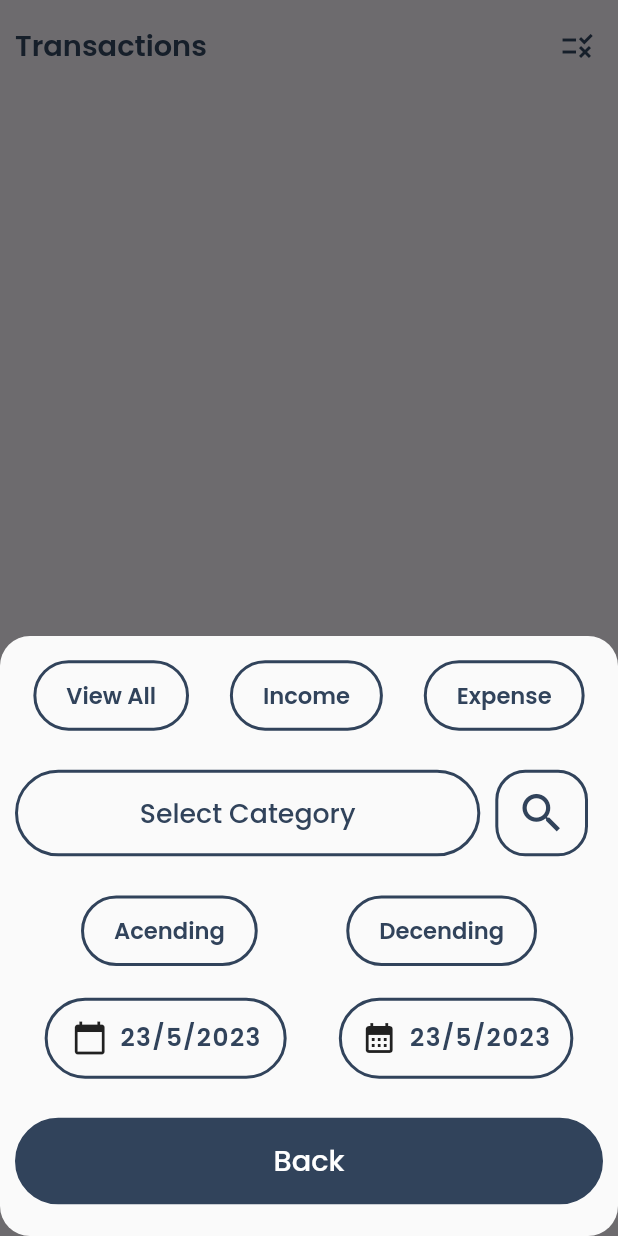
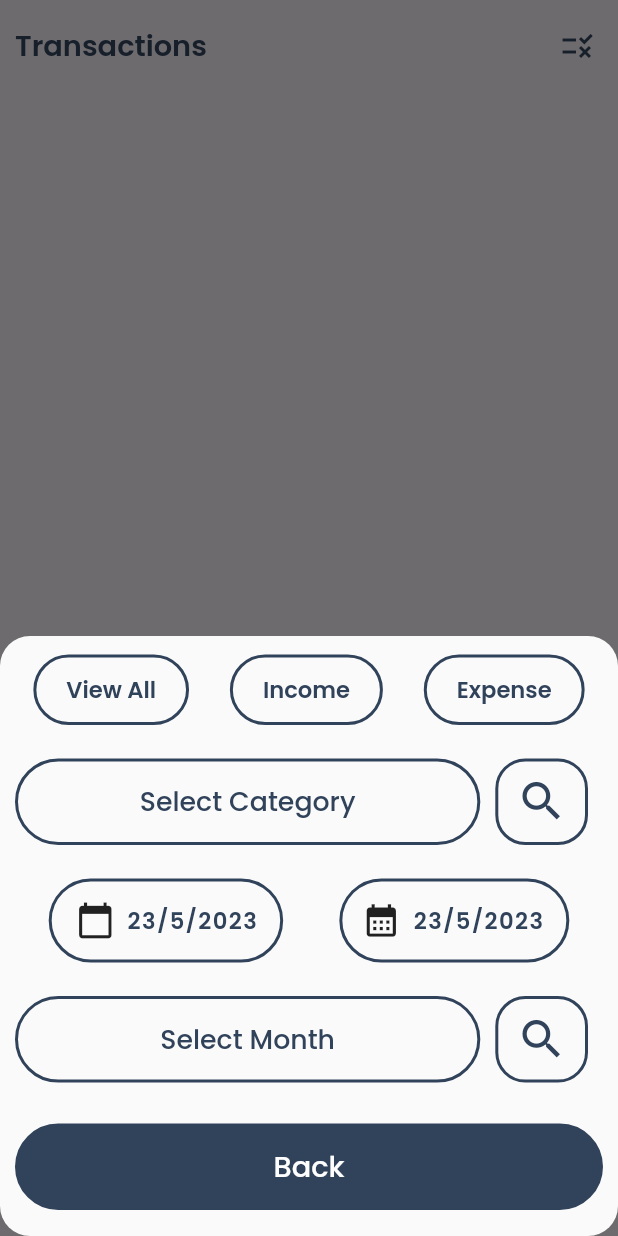
Before and after one commit to theAkHilsarkar18/income_expense_app, a Flutter app: the TransactionScreen screen opened by its route, after a tap on the "rule" icon, on a phone screen of 412 x 824 dp. Run offline on Flutter 3.47's test engine with Material 2 defaults, Android fonts, the phone set to English and light mode, and no system bars; our stand-ins replace get, google_fonts, shared_preferences, sizer, sqflite; missing offline and left inert: draw_graph; accounts and stored records are empty.

Commit message:
23-05-2023

```diff
--- a/lib/screen/home/stateless/balancecard.dart
+++ b/lib/screen/home/stateless/balancecard.dart
@@ -44,7 +44,7 @@ class BalanceCardHomescreen extends StatelessWidget {
                   color: Colors.white, fontSize: 12.sp, letterSpacing: 1)),
           Obx(
             () => Text(
-                '\$ ${transactionController.totalIncomeList[0]['SUM(amount)'] - transactionController.totalExpanseList[0]['SUM(amount)']}.00',
+                transactionController.totalIncomeList.isEmpty && transactionController.totalIncomeList.isEmpty?"0":'\$ ${transactionController.totalIncomeList[0]['SUM(amount)'] - transactionController.totalExpanseList[0]['SUM(amount)']}.00',
                 style: GoogleFonts.overpass(
                     color: Colors.white,
                     fontSize: 20.sp,
@@ -83,7 +83,7 @@ class BalanceCardHomescreen extends StatelessWidget {
                       ),
                       Obx(
                         () => Text(
-                            '${transactionController.totalExpanseList[0]['SUM(amount)']==null?zero:transactionController.totalExpanseList[0]['SUM(amount)']}.0',
+                            '${transactionController.totalExpanseList.isEmpty?zero:transactionController.totalExpanseList[0]['SUM(amount)']}.0',
                             style: GoogleFonts.overpass(
                                 color: Colors.white,
                                 fontSize: 12.sp,
@@ -122,7 +122,7 @@ class BalanceCardHomescreen extends StatelessWidget {
                       ),
                       Obx(
                         () => Text(
-                            '${transactionController.totalIncomeList[0]['SUM(amount)']==null?zero:transactionController.totalIncomeList[0]['SUM(amount)']}.0',
+                            '${transactionController.totalIncomeList.isEmpty?zero:transactionController.totalIncomeList[0]['SUM(amount)']}.0',
                             style: GoogleFonts.overpass(
                                 color: Colors.white,
                                 fontSize: 12.sp,
--- a/lib/screen/home/stateless/listview.dart
+++ b/lib/screen/home/stateless/listview.dart
@@ -25,6 +25,8 @@ class ListViewHomescreen extends StatelessWidget {
               onDoubleTap: () {
                 int id = transactionController.transactionList[index]['id'];
                 transactionController.deleteTransaction(id);
+                // transactionController.totalIncome();
+                // transactionController.totalExpanse();
               },
               child: transactionBox(
                 transactionController.transactionList[index]['category'],
--- a/lib/screen/insertscreen/controller/insertcontroller.dart
+++ b/lib/screen/insertscreen/controller/insertcontroller.dart
@@ -57,7 +57,6 @@ class InsertController extends GetxController {
   ].obs;
 
   RxList<Color> categoryColorList = <Color>[
-    Colors.amber,
     Colors.teal,
     Colors.red,
     Colors.blueAccent,
@@ -70,6 +69,7 @@ class InsertController extends GetxController {
     Colors.cyan,
     Colors.lightBlue,
     Colors.brown,
+    Colors.amber,
   ].obs;
 
   // transaction list
--- a/lib/screen/insertscreen/view/insertscreen.dart
+++ b/lib/screen/insertscreen/view/insertscreen.dart
@@ -179,14 +179,13 @@ class _InsertscreenState extends State<Insertscreen> {
                     String category = insertController.categoryNameList[insertController.categoryIndex.value];
                     String paytype = insertController.paytypeNameList[insertController.paytypeIndex.value];
                     String note = txtNote.text;
-                    String date = '${insertController.pickeddate.value!.day}/${insertController.pickeddate.value!.month}/${insertController.pickeddate.value!.year}';
+                    String date = '${insertController.pickeddate.value!.year}-${insertController.pickeddate.value!.month}-${insertController.pickeddate.value!.day}';
                     String time = '${insertController.pickedTime.value!.hour} : ${insertController.pickedTime.value!.minute} ${insertController.pickedTime.value!.hour >= 0 && insertController.pickedTime.value!.hour <= 12 ? 'AM' : 'PM'}';
                     int amount = int.parse(txtAmount.text);
                     String image = insertController.categoryImageList[insertController.categoryIndex.value];
-                    print('${image}============image of category');
-                    print('${insertController.categoryIndex.value}============image of category');
+                    int month = insertController.pickeddate.value!.month;
                     DatabaseHelper databaseHelper = DatabaseHelper();
-                    databaseHelper.insertDatabase(category: category, note: note, date: date, time: time, status: insertController.status.value==true?1:0, amount: amount,paytype: paytype,image: image);
+                    databaseHelper.insertDatabase(category: category, note: note, date: date, time: time, status: insertController.status.value==true?1:0, amount: amount,paytype: paytype,image: image,month: month);
                     insertController.categorySelected.value = false;
                     insertController.categoryIndex.value = 0;
                     transactionController.readTransaction();
--- a/lib/screen/transactionscreen/controller/transaction_controller.dart
+++ b/lib/screen/transactionscreen/controller/transaction_controller.dart
@@ -35,18 +35,6 @@ class TransactionController extends GetxController
     print('--------------');
   }
 
-  // decending data base
-  Future<void> readDecending()
-  async {
-    DatabaseHelper databaseHelper = DatabaseHelper();
-    transactionList.value = await databaseHelper.decendingDatabase();
-  }
-  // acending
-  Future<void> readAcending()
-  async {
-    DatabaseHelper databaseHelper = DatabaseHelper();
-    transactionList.value = await databaseHelper.acendingDatabase();
-  }
 
   //TODO MASTER FILTER
   // master filter
@@ -96,12 +84,51 @@ class TransactionController extends GetxController
     DatabaseHelper databaseHelper = DatabaseHelper();
     totalExpanseList.value = await databaseHelper.totalExpanse();
     print("${totalExpanseList[0]['SUM(amount)']}------------------expanse--------------------");
-    int income = totalIncomeList[0]['SUM(amount)'];
+    // int income = totalIncomeList[0]['SUM(amount)'];
+  }
 
+  // month filter
+  Future<void> monthFilter(int month)
+  async {
+    DatabaseHelper databaseHelper = DatabaseHelper();
+    transactionList.value = await databaseHelper.monthFilter(month);
+    print(transactionList);
   }
 
 
 
+//TODO--------------------------------------------Find category filter initialization---------------------------------------------------------------------------------------------------------------
+
+  RxBool monthSelected = false.obs;
+  RxInt monthIndex = 0.obs;
+  List monthList = [
+    "January",
+    "February",
+    "March",
+    "April",
+    "May",
+    "June",
+    "July",
+    "August",
+    "September",
+    "October",
+    "November",
+    "December",
+  ];
+  List monthLetterList = [
+    "Jan",
+    "Feb",
+    "Mar",
+    "Apr",
+    "May",
+    "Jun",
+    "Jul",
+    "Aug",
+    "Sep",
+    "Oct",
+    "Nov",
+    "Dec",
+  ];
 
   //TODO--------------------------------------------Find category filter initialization---------------------------------------------------------------------------------------------------------------
 
--- a/lib/screen/transactionscreen/stateless/bottomsheetTransaction.dart
+++ b/lib/screen/transactionscreen/stateless/bottomsheetTransaction.dart
@@ -3,6 +3,7 @@ import 'package:get/get.dart';
 import 'package:google_fonts/google_fonts.dart';
 import 'package:income_expense_app/screen/transactionscreen/controller/transaction_controller.dart';
 import 'package:income_expense_app/screen/transactionscreen/stateless/findcategory.dart';
+import 'package:income_expense_app/screen/transactionscreen/stateless/monthsheet.dart';
 import 'package:income_expense_app/screen/transactionscreen/stateless/updatedialouge.dart';
 import 'package:sizer/sizer.dart';
 
@@ -167,67 +168,6 @@ class BottomModalSheetOfTransactionScreen extends StatelessWidget {
             ],
           ),
 
-          //TODO Acending and decending
-          Row(
-            mainAxisAlignment:
-            MainAxisAlignment.spaceEvenly,
-            children: [
-              InkWell(
-                onTap: () {
-                  transactionController.readAcending();
-                },
-                child: Container(
-                  padding: EdgeInsets.only(
-                      left: 20,
-                      top: 10,
-                      bottom: 10,
-                      right: 20),
-                  margin: EdgeInsets.all(5),
-                  decoration: BoxDecoration(
-                      borderRadius:
-                      BorderRadius.circular(50),
-                      border: Border.all(
-                          color: Color(0xff31435b),
-                          width: 2)),
-                  child: Text(
-                    'Acending',
-                    style: GoogleFonts.poppins(
-                      color:Color(0xff31435b),
-                      fontWeight: FontWeight.w600,
-                      fontSize: 11.sp,
-                    ),
-                  ),
-                ),
-              ),
-              InkWell(
-                onTap: () {
-                  transactionController.readDecending();
-                },
-                child: Container(
-                  padding: EdgeInsets.only(
-                      left: 20,
-                      top: 10,
-                      bottom: 10,
-                      right: 20),
-                  margin: EdgeInsets.all(5),
-                  decoration: BoxDecoration(
-                      borderRadius:
-                      BorderRadius.circular(50),
-                      border: Border.all(
-                          color: Color(0xff31435b),
-                          width: 2)),
-                  child: Text(
-                    'Decending',
-                    style: GoogleFonts.poppins(
-                      color: Color(0xff31435b),
-                      fontWeight: FontWeight.w600,
-                      fontSize: 11.sp,
-                    ),
-                  ),
-                ),
-              ),
-            ],
-          ),
           // TODO DATE HELPER
           Obx(
                 () => Row(
@@ -274,14 +214,14 @@ class BottomModalSheetOfTransactionScreen extends StatelessWidget {
                           Padding(
                             padding:
                             const EdgeInsets.all(8.0),
-                            child: Icon(Icons.calendar_today),
+                            child: Icon(Icons.calendar_today,size: 19.sp,),
                           ),
                           transactionController.startDate.value==null?Text(
                             'From Date',
                             style: GoogleFonts.poppins(
                               color: Color(0xff31435b),
                               fontWeight: FontWeight.w600,
-                              fontSize: 12.sp,
+                              fontSize: 11.sp,
                               letterSpacing: 1,
                             ),
                           ):Text(
@@ -289,7 +229,7 @@ class BottomModalSheetOfTransactionScreen extends StatelessWidget {
                             style: GoogleFonts.poppins(
                               color: Color(0xff31435b),
                               fontWeight: FontWeight.w600,
-                              fontSize: 12.sp,
+                              fontSize: 11.sp,
                               letterSpacing: 1,
                             ),
                           ),
@@ -321,8 +261,8 @@ class BottomModalSheetOfTransactionScreen extends StatelessWidget {
                     );
                     print(pickedDate);
                     transactionController.endDate.value = pickedDate;
-                    String start = '${transactionController.startDate.value!.day}/${transactionController.startDate.value!.month}/${transactionController.startDate.value!.year}';
-                    String end = '${transactionController.endDate.value!.day}/${transactionController.endDate.value!.month}/${transactionController.endDate.value!.year}';
+                    String start = '${transactionController.startDate.value!.year}-${transactionController.startDate.value!.month}-${transactionController.startDate.value!.day}';
+                    String end = '${transactionController.endDate.value!.year}-${transactionController.endDate.value!.month}-${transactionController.endDate.value!.day}';
                     print('${start}  ${end}');
                     transactionController.masterFilter(start, end);
                   },
@@ -343,14 +283,14 @@ class BottomModalSheetOfTransactionScreen extends StatelessWidget {
                           Padding(
                             padding:
                             const EdgeInsets.all(8.0),
-                            child: Icon(Icons.calendar_month_sharp),
+                            child: Icon(Icons.calendar_month_sharp,size: 19.sp,),
                           ),
                           transactionController.endDate.value==null?Text(
                             'To Date',
                             style: GoogleFonts.poppins(
                               color: Color(0xff31435b),
                               fontWeight: FontWeight.w600,
-                              fontSize: 12.sp,
+                              fontSize: 11.sp,
                               letterSpacing: 1,
                             ),
                           ):Text(
@@ -358,24 +298,88 @@ class BottomModalSheetOfTransactionScreen extends StatelessWidget {
                             style: GoogleFonts.poppins(
                               color: Color(0xff31435b),
                               fontWeight: FontWeight.w600,
-                              fontSize: 12.sp,
+                              fontSize: 11.sp,
                               letterSpacing: 1,
                             ),
                           ),
-                          SizedBox(width: 8,),
+                          SizedBox(width: 10,),
                         ],
                       ),
                     ),
                   ),
                 ),
+                // search button
               ],
             ),
           ),
+
+          // TODO Month filetr
+          Row(
+            children: [
+              Expanded(
+                child: InkWell(
+                  onTap: () {
+                    showModalBottomSheet(
+                      context: context,
+                      shape: RoundedRectangleBorder(
+                          borderRadius:
+                          BorderRadiusDirectional.circular(20)),
+                      builder: (context) => Monthsheet(),
+                    );
+                  },
+                  child: Container(
+                    margin:EdgeInsets.all(10),
+                    height: 7.h,
+                    width: 50.w,
+                    decoration: BoxDecoration(
+                        borderRadius:
+                        BorderRadius.circular(50),
+                        border: Border.all(
+                            color: Color(0xff31435b),
+                            width: 2)),
+                    alignment: Alignment.center,
+                    child: Obx(
+                          () => Text(
+                        transactionController.monthSelected.isFalse?'Select Month':transactionController.monthList[transactionController.monthIndex.value],
+                        style: GoogleFonts.poppins(
+                          color: Color(0xff31435b),
+                          fontWeight: FontWeight.w500,
+                          fontSize: 13.sp,
+                        ),
+                      ),
+                    ),
+                  ),
+                ),
+              ),
+              InkWell(
+                onTap: () {
+                  transactionController.monthFilter(transactionController.monthIndex.value+1);
+                  transactionController.monthSelected.value = false;
+
+                },
+                child: Container(
+                  margin: EdgeInsets.only(right: 20),
+                  height: 7.h,
+                  width: 15.w,
+                  decoration: BoxDecoration(
+                      borderRadius:
+                      BorderRadius.circular(20),
+                      border: Border.all(
+                          color: Color(0xff31435b),
+                          width: 2)),
+                  child: Icon(Icons.search,color:Color(0xff31435b),size: 25.sp,),
+                ),
+              ),
+            ],
+          ),
+
+          //
 
           //TODO---------------------------Save filter box------------------------------
 
           InkWell(
             onTap: () {
+              transactionController.readTransaction();
               Get.back();
             },
             child: Container(
--- a/lib/screen/transactionscreen/stateless/updatedialouge.dart
+++ b/lib/screen/transactionscreen/stateless/updatedialouge.dart
@@ -32,7 +32,7 @@ class _UpdateDialougeBoxOfTransactionscreenState
     TextEditingController txtCategory = TextEditingController();
     TextEditingController txtDate = TextEditingController(
         text:
-            '${DateTime.now().day}/${DateTime.now().month}/${DateTime.now().year}');
+            '${DateTime.now().year}-${DateTime.now().month}-${DateTime.now().day}');
     TextEditingController txtTime = TextEditingController(
         text:
             '${TimeOfDay.now().hour} : ${TimeOfDay.now().minute} ${TimeOfDay.now().hour >= 0 && TimeOfDay.now().hour <= 12 ? 'AM' : 'PM'}');
--- a/lib/screen/transactionscreen/view/transaction_screen.dart
+++ b/lib/screen/transactionscreen/view/transaction_screen.dart
@@ -116,8 +116,8 @@ class _TransactionScreenState extends State<TransactionScreen> {
                             int id = transactionController
                                 .transactionList[index]['id'];
                             transactionController.deleteTransaction(id);
-                            transactionController.totalIncome();
-                            transactionController.totalExpanse();
+                            // transactionController.totalIncome();
+                            // transactionController.totalExpanse();
                           },
                           child: transactionBox(
                             transactionController.transactionList[index]
--- a/lib/utils/databasehelper.dart
+++ b/lib/utils/databasehelper.dart
@@ -30,7 +30,7 @@ class DatabaseHelper {
       version: 1,
       onCreate: (db, version) {
         String query =
-            "CREATE TABLE incomeexpense(id INTEGER PRIMARY KEY AUTOINCREMENT,amount INTEGER,category TEXT,note TEXT,date TEXT,time TEXT,status INTEGER,paytype TEXT,image TEXT)";
+            "CREATE TABLE incomeexpense(id INTEGER PRIMARY KEY AUTOINCREMENT,amount INTEGER,category TEXT,note TEXT,date TEXT,time TEXT,status INTEGER,paytype TEXT,image TEXT,month INTEGER)";
         String categoryQuery = 'CREATE TABLE categorytable(id INTEGER PRIMARY KEY AUTOINCREMENT,category TEXT)';
         db.execute(query);
         db.execute(categoryQuery);
@@ -47,7 +47,9 @@ class DatabaseHelper {
       required time,
       required status,
       required amount,
-      required image}) async {
+      required image,
+      required month,
+      }) async {
     database = await checkDatabase();
     database!.insert("incomeexpense", {
       'category': category,
@@ -57,7 +59,8 @@ class DatabaseHelper {
       'status': status,
       'amount': amount,
       'paytype': paytype,
-      'image' : image
+      'image' : image,
+      'month' : month
     });
     print('inserted database========');
   }
@@ -102,6 +105,15 @@ class DatabaseHelper {
     return list;
   }
 
+  //TODO Month wise filter
+  Future<List<Map>> monthFilter(int month)
+  async {
+    database = await checkDatabase();
+    String sql = 'SELECT * FROM incomeexpense WHERE month="${month}"';
+    List<Map> list = await database!.rawQuery(sql);
+    return list;
+  }
+
   // TODO delete database
   Future<void> deleteDatabase({required id}) async {
     database = await checkDatabase();
@@ -114,21 +126,6 @@ class DatabaseHelper {
     database!.delete('categorytable');
   }
 
-  //TODO decending data
-  Future<List<Map>> decendingDatabase() async {
-    database = await checkDatabase();
-    String sql = 'SELECT * FROM incomeexpense ORDER BY id DESC';
-    List<Map> list = await database!.rawQuery(sql);
-    return list;
-  }
-
-  //TODO decending data
-  Future<List<Map>> acendingDatabase() async {
-    database = await checkDatabase();
-    String sql = 'SELECT * FROM incomeexpense ORDER BY id ASC';
-    List<Map> list = await database!.rawQuery(sql);
-    return list;
-  }
 
   // TODO Filter data
   Future<List<Map>> incomeExpenseFilter({required s1}) async {
@@ -173,7 +170,7 @@ class DatabaseHelper {
   Future<List<Map>> masteFilter({start,end})
   async {
     database = await checkDatabase();
-    String sql = 'SELECT * FROM incomeexpense WHERE date>="$start" AND date<="$end"';
+    String sql = 'SELECT * FROM incomeexpense WHERE date BETWEEN "$start" AND "$end"';
     List<Map> list = await database!.rawQuery(sql);
     print('${list}================');
     return list;
```
Also changed, not shown: lib/screen/transactionscreen/stateless/monthsheet.dart (added, +64 -0 lines).
